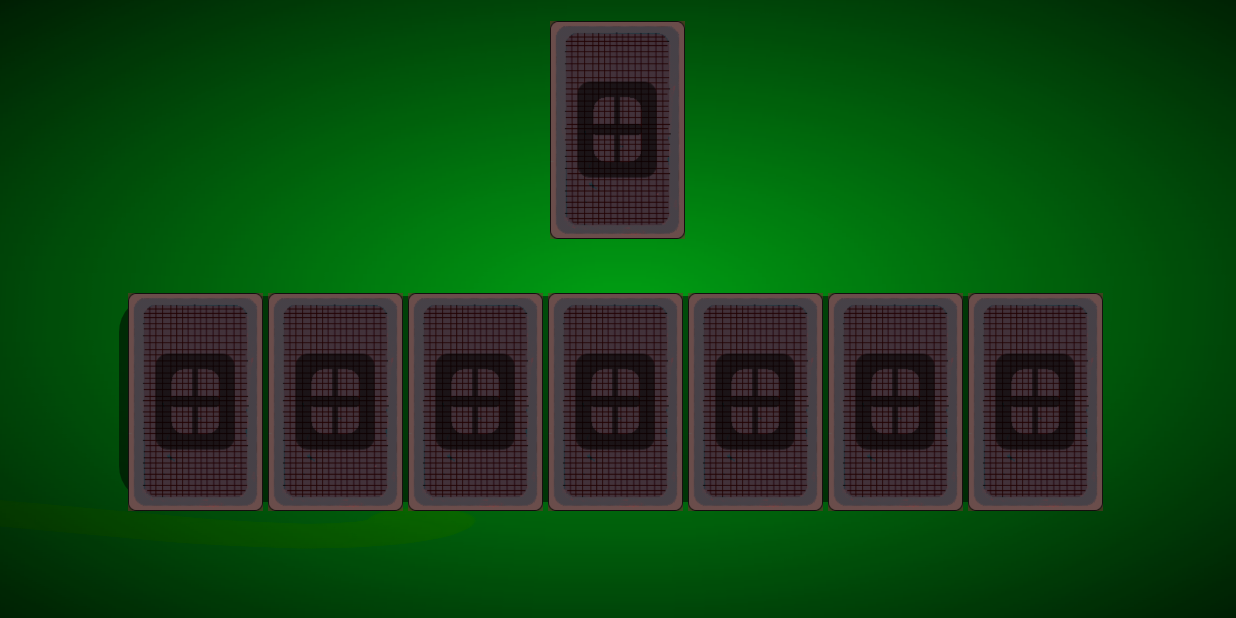
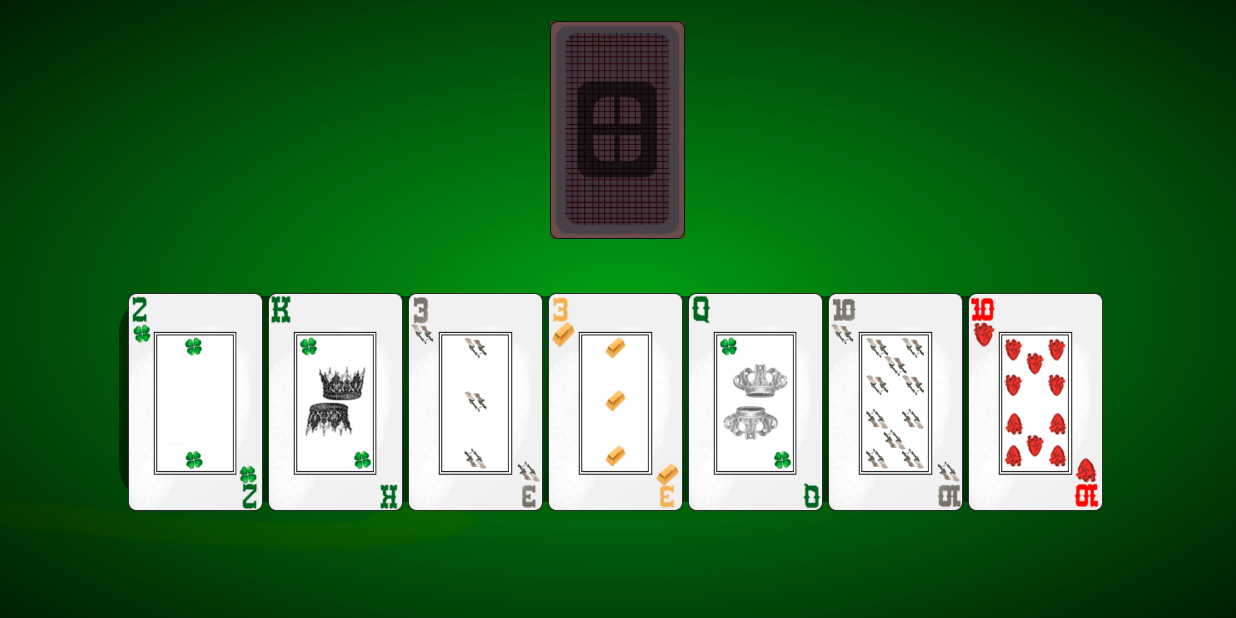
Before and after one commit to xSallus/PorC, an Android app: the SinglePlayer screen opened directly, with no data from a screen before it, on a phone screen of 824 x 412 dp (held sideways). Run offline under Robolectric (Android 15) with nearby library versions, the phone set to English and light mode, and no system bars.

Commit message:
some more changes to single player rules

```diff
--- a/Android/app/build.gradle
+++ b/Android/app/build.gradle
@@ -5,7 +5,7 @@ android {
     buildToolsVersion "29.0.2"
     defaultConfig {
         applicationId "com.xsallus.porc"
-        minSdkVersion 25
+        minSdkVersion 26
         targetSdkVersion 29
         versionCode 1
         versionName "1.1"
--- a/Android/app/src/main/java/com/xsallus/porc/game/screens/SinglePlayer.java
+++ b/Android/app/src/main/java/com/xsallus/porc/game/screens/SinglePlayer.java
@@ -9,20 +9,21 @@ import android.os.Bundle;
 import android.view.View;
 
 public class SinglePlayer extends AppCompatActivity {
-    //Card pcard;
+    Card pcard;
 
     @Override
     protected void onCreate(Bundle savedInstanceState) {
         super.onCreate(savedInstanceState);
         setContentView(R.layout.single_player);
+        pcard = new Card();
 
-        /*findViewById(R.id.pcard1).setBackgroundResource(getResources().getIdentifier(pcard.geraCard(), "drawable", getPackageName()));
+        findViewById(R.id.pcard1).setBackgroundResource(getResources().getIdentifier(pcard.geraCard(), "drawable", getPackageName()));
         findViewById(R.id.pcard2).setBackgroundResource(getResources().getIdentifier(pcard.geraCard(), "drawable", getPackageName()));
         findViewById(R.id.pcard3).setBackgroundResource(getResources().getIdentifier(pcard.geraCard(), "drawable", getPackageName()));
         findViewById(R.id.pcard4).setBackgroundResource(getResources().getIdentifier(pcard.geraCard(), "drawable", getPackageName()));
         findViewById(R.id.pcard5).setBackgroundResource(getResources().getIdentifier(pcard.geraCard(), "drawable", getPackageName()));
         findViewById(R.id.pcard6).setBackgroundResource(getResources().getIdentifier(pcard.geraCard(), "drawable", getPackageName()));
-        findViewById(R.id.pcard7).setBackgroundResource(getResources().getIdentifier(pcard.geraCard(), "drawable", getPackageName()));*/
+        findViewById(R.id.pcard7).setBackgroundResource(getResources().getIdentifier(pcard.geraCard(), "drawable", getPackageName()));
 
         findViewById(R.id.drop_card_container).setOnDragListener(new MyOnDragListener());
         findViewById(R.id.pcard1).setOnLongClickListener(new MyOnLongClickListener());
@@ -32,13 +33,6 @@ public class SinglePlayer extends AppCompatActivity {
         findViewById(R.id.pcard5).setOnLongClickListener(new MyOnLongClickListener());
         findViewById(R.id.pcard6).setOnLongClickListener(new MyOnLongClickListener());
         findViewById(R.id.pcard7).setOnLongClickListener(new MyOnLongClickListener());
-
-        /*if(findViewById(R.id.drop_card).getBackground() != getDrawable(R.drawable.back_card)) {
-            pcard = new Card();
-            if(pcard.getNum() > findViewById(R.id.drop_card).getResources().getIdentifier(findViewById(R.id.drop_card).getBackground().toString(), "Drawable", getPackageName())) {
-                findViewById(R.id.drop_card).setBackgroundResource(getResources().getIdentifier(pcard.geraCard(), "drawable", getPackageName()));
-            }
-        }*/
     }
 
     @Override
--- a/Android/app/src/main/java/com/xsallus/porc/listeners/MyOnDragListener.java
+++ b/Android/app/src/main/java/com/xsallus/porc/listeners/MyOnDragListener.java
@@ -6,6 +6,8 @@ import android.graphics.Color;
 import android.view.DragEvent;
 import android.view.ViewGroup;
 import android.view.View;
+
+import com.xsallus.porc.R;
 
 public class MyOnDragListener implements View.OnDragListener {
     @SuppressWarnings("DuplicateBranchesInSwitch")
@@ -20,7 +22,7 @@ public class MyOnDragListener implements View.OnDragListener {
                 return(false);
 
             case DragEvent.ACTION_DRAG_ENTERED:
-                v.setBackgroundColor(Color.YELLOW);
+                v.setBackgroundColor(Color.GREEN);
                 break;
 
             case DragEvent.ACTION_DRAG_LOCATION:
```
